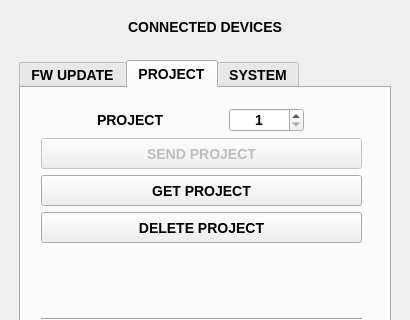
The window that apps/oxi_desktop/mainwindow.ui (OXI-Instruments/OXI-Desktop) describes before a commit, drawn with Qt 5; both pictures show x 0 to 410 and y 0 to 320 of the 410 by 480 pixel window.
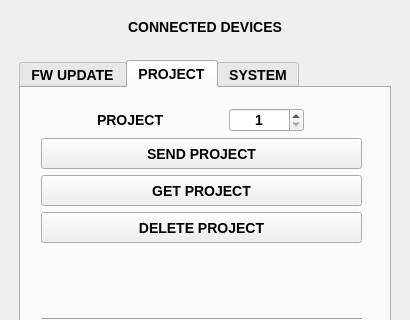
The same window after the commit. The open tabs and pages were chosen to show the change.

```diff
--- a/apps/oxi_desktop/mainwindow.ui
+++ b/apps/oxi_desktop/mainwindow.ui
@@ -240,7 +240,7 @@
            <item>
             <widget class="QPushButton" name="sendProjectButton">
              <property name="enabled">
-              <bool>false</bool>
+              <bool>true</bool>
              </property>
              <property name="sizePolicy">
               <sizepolicy hsizetype="Minimum" vsizetype="Expanding">
```
